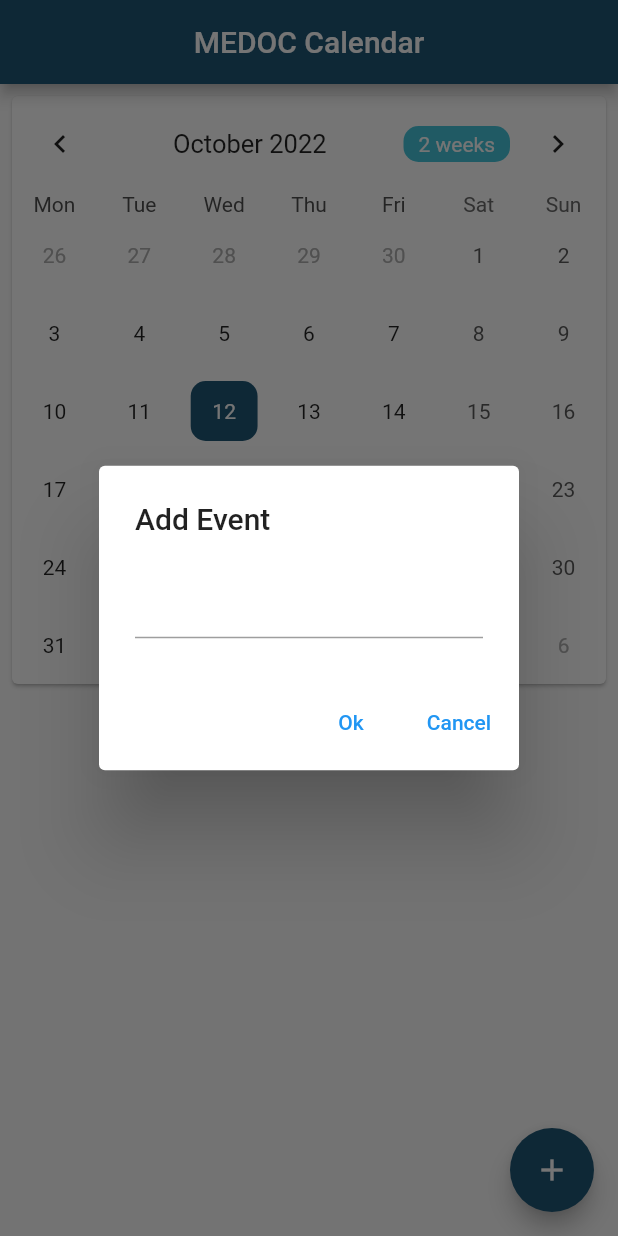
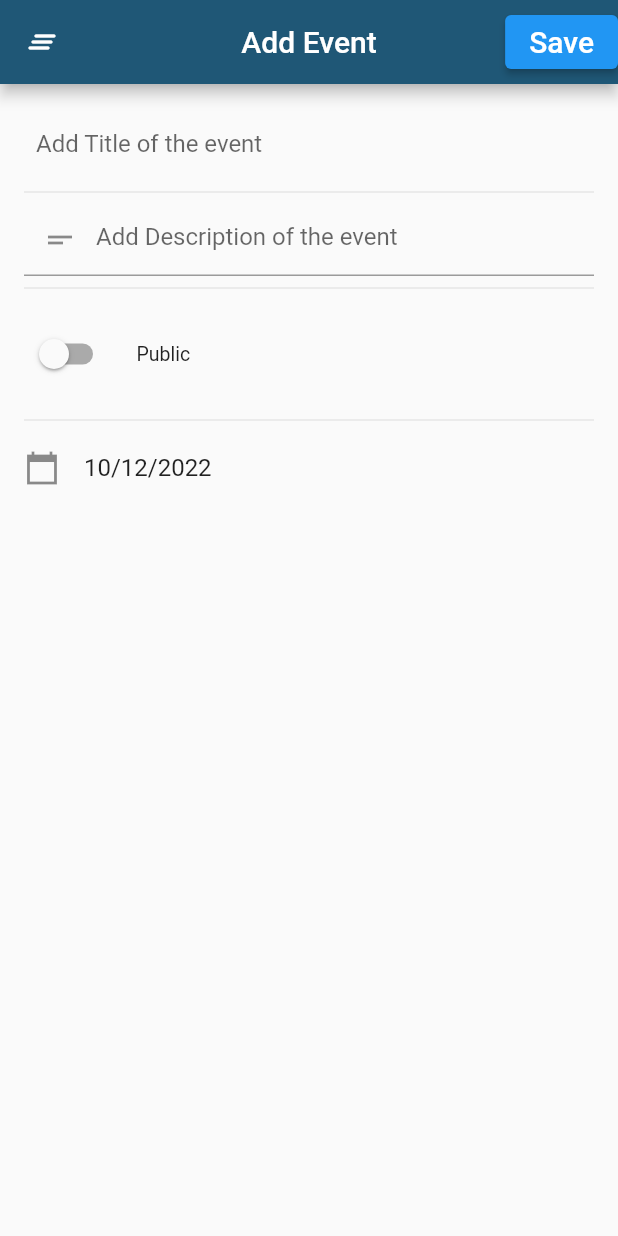
Before and after one commit to ayushsharman/Medoc, a Flutter app: the screen it shows after launch, after a tap on the "add" icon, on a phone screen of 412 x 824 dp. Run offline on Flutter 3.47's test engine with Material 2 defaults, Android fonts, the phone set to English and light mode, and no system bars; drawn by our look-alikes of flutter_form_builder, table_calendar; our stand-ins replace syncfusion_flutter_calendar.

Commit message:
event form

```diff
--- a/medoc_calendar/lib/calendar.dart
+++ b/medoc_calendar/lib/calendar.dart
@@ -9,41 +9,10 @@ class Calendar extends StatefulWidget {
   State<Calendar> createState() => _CalendarState();
 }
 
-Widget Eventslist() {
-  return Card(
-    margin: EdgeInsets.fromLTRB(16, 16, 16, 16),
-    child: Text(
-      "Hi this is cards here",
-      style: TextStyle(
-        fontSize: 20,
-      ),
-    ),
-  );
-}
-
 class _CalendarState extends State<Calendar> {
   CalendarFormat format = CalendarFormat.month;
   DateTime selectedDay = DateTime.now();
   DateTime focusedDay = DateTime.now();
-
-  TextEditingController _eventController = TextEditingController();
-
-  Map<DateTime, List<Event>> selectedEvents = {};
-  @override
-  void initState() {
-    super.initState();
-    selectedEvents = {};
-  }
-
-  @override
-  void dispose() {
-    _eventController.dispose();
-    super.dispose();
-  }
-
-  List<Event> _getEventsfromDay(DateTime date) {
-    return selectedEvents[date] ?? [];
-  }
 
   @override
   Widget build(BuildContext context) {
@@ -79,7 +48,6 @@ class _CalendarState extends State<Calendar> {
               selectedDayPredicate: (DateTime date) {
                 return isSameDay(selectedDay, date);
               },
-              eventLoader: _getEventsfromDay,
               calendarStyle: CalendarStyle(
                 isTodayHighlighted: true,
                 todayDecoration: BoxDecoration(
@@ -111,41 +79,15 @@ class _CalendarState extends State<Calendar> {
               ),
             ),
           ),
-          ..._getEventsfromDay(selectedDay)
-              .map((Event event) => ListTile(title: Text(event.title))),
         ],
       ),
       floatingActionButton: FloatingActionButton(
-        onPressed: () => showDialog(
-          context: context,
-          builder: (context) => AlertDialog(
-            title: Text("Add Event"),
-            content: TextFormField(
-              controller: _eventController,
-            ),
-            actions: [
-              TextButton(
-                child: Text("Ok"),
-                onPressed: () {
-                  if (_eventController.text.isEmpty) {
-                  } else {
-                    selectedEvents[selectedDay] = [
-                      Event(title: _eventController.text)
-                    ];
-                  }
-                  Navigator.pop(context);
-                  _eventController.clear();
-                  setState(() {});
-                  return;
-                },
-              ),
-              TextButton(
-                child: Text("Cancel"),
-                onPressed: () => Navigator.pop(context),
-              ),
-            ],
-          ),
-        ),
+        onPressed: () {
+          Navigator.push(
+            context,
+            MaterialPageRoute(builder: (context) => AddEvent()),
+          );
+        },
         child: Icon(
           Icons.add,
         ),
--- a/medoc_calendar/lib/event.dart
+++ b/medoc_calendar/lib/event.dart
@@ -1,42 +1,91 @@
-import 'package:flutter/cupertino.dart';
-import 'package:flutter/foundation.dart';
+import 'package:flutter/material.dart';
+import 'package:flutter_form_builder/flutter_form_builder.dart';
 
-class Event {
-  final String title;
-  Event({required this.title});
-  String toString() => this.title;
+class AddEvent extends StatefulWidget {
+  const AddEvent({Key? key}) : super(key: key);
+
+  @override
+  State<AddEvent> createState() => _AddEventState();
 }
 
-
-/* showDialog(
-          context: context,
-          builder: (context) => AlertDialog(
-            title: Text("Add Event"),
-            content: TextFormField(
-              controller: _eventController,
+class _AddEventState extends State<AddEvent> {
+  final _formKey = GlobalKey<FormBuilderState>();
+  @override
+  Widget build(BuildContext context) {
+    return Scaffold(
+      appBar: AppBar(
+        title: Text('Add Event'),
+        backgroundColor: Color.fromARGB(255, 31, 87, 118),
+        centerTitle: true,
+        leading: IconButton(
+          icon: Icon(
+            Icons.clear_all_rounded,
+          ),
+          onPressed: () {
+            Navigator.pop(context);
+          },
+        ),
+        actions: [
+          Center(
+            child: ElevatedButton(
+              onPressed: () async {},
+              child: Text(
+                "Save",
+                style: TextStyle(
+                  color: Colors.white,
+                  fontSize: 20,
+                ),
+              ),
             ),
-            actions: [
-              TextButton(
-                child: Text("Ok"),
-                onPressed: () {
-                  if (_eventController.text.isEmpty) {
-                  } else {
-                    selectedEvents[selectedDay] = [
-                      Event(title: _eventController.text)
-                    ];
-                  }
-                  Navigator.pop(context);
-                  _eventController.clear();
-                  setState(() {});
-                  return;
-                },
+          )
+        ],
+      ),
+      body: ListView(
+        padding: const EdgeInsets.all(16),
+        children: <Widget>[
+          FormBuilder(
+              child: Column(
+            children: [
+              FormBuilderTextField(
+                name: "Title",
+                decoration: InputDecoration(
+                    hintText: "Add Title of the event",
+                    border: InputBorder.none,
+                    contentPadding: const EdgeInsets.all(8)),
               ),
-              TextButton(
-                child: Text("Cancel"),
-                onPressed: () => Navigator.pop(context),
+              Divider(),
+              FormBuilderTextField(
+                name: "Description",
+                maxLines: 5,
+                minLines: 1,
+                decoration: InputDecoration(
+                  hintText: "Add Description of the event",
+                  prefixIcon: Icon(Icons.short_text),
+                ),
+              ),
+              Divider(),
+              FormBuilderSwitch(
+                name: "Public",
+                title: Text("Public"),
+                initialValue: false,
+                controlAffinity: ListTileControlAffinity.leading,
+                decoration: InputDecoration(border: InputBorder.none),
+              ),
+              Divider(),
+              FormBuilderDateTimePicker(
+                name: "Date",
+                initialValue: DateTime.now(),
+                fieldHintText: "Add Date",
+                inputType: InputType.date,
+                decoration: InputDecoration(
+                  border: InputBorder.none,
+                  icon: Icon(Icons.calendar_today_sharp),
+                ),
               ),
             ],
-          ),
-        ),
-        child:
-    ); */
+          ))
+        ],
+      ),
+    );
+  }
+}
--- a/medoc_calendar/pubspec.yaml
+++ b/medoc_calendar/pubspec.yaml
@@ -30,12 +30,14 @@ dependencies:
   flutter:
     sdk: flutter
   table_calendar: ^3.0.7
+  flutter_form_builder: ^7.7.0
 
 
 
   # The following adds the Cupertino Icons font to your application.
   # Use with the CupertinoIcons class for iOS style icons.
   cupertino_icons: ^1.0.2
+
 
 dev_dependencies:
   flutter_test:
```
Also changed, not shown: medoc_calendar/pubspec.lock.
